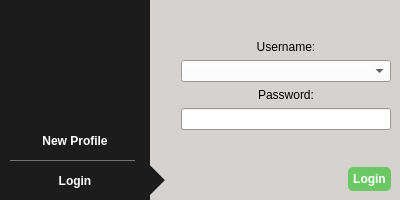
Before: the Qt Designer form src/widget/loginscreen.ui in qTox/qTox, drawn with Qt 5.
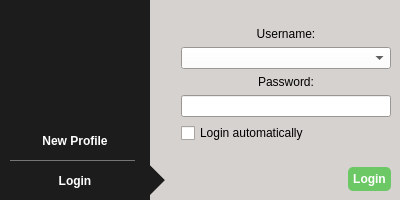
After: the same form once the commit is applied. The open tabs and pages were chosen to show the change. Icons and pictures are not drawn.

Commit message: Implment auto-login

```diff
--- a/src/widget/loginscreen.ui
+++ b/src/widget/loginscreen.ui
@@ -751,6 +751,16 @@
            </property>
           </widget>
          </item>
+         <item>
+          <widget class="QCheckBox" name="autoLoginCB">
+           <property name="toolTip">
+            <string>If the profile does not have a password, qTox can skip the login screen</string>
+           </property>
+           <property name="text">
+            <string>Login automatically</string>
+           </property>
+          </widget>
+         </item>
          <item>
           <spacer name="verticalSpacer_4">
            <property name="orientation">
```
Left out of the diff: 2 changed lines with no effect on the pictures. The commit also changes 5 other files.
